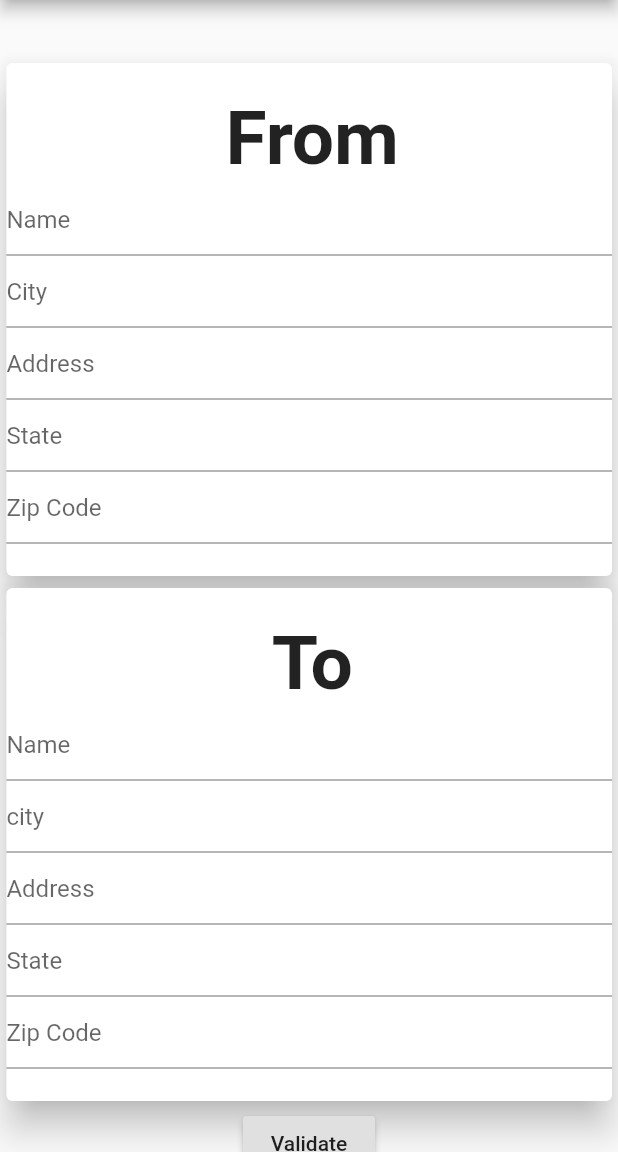
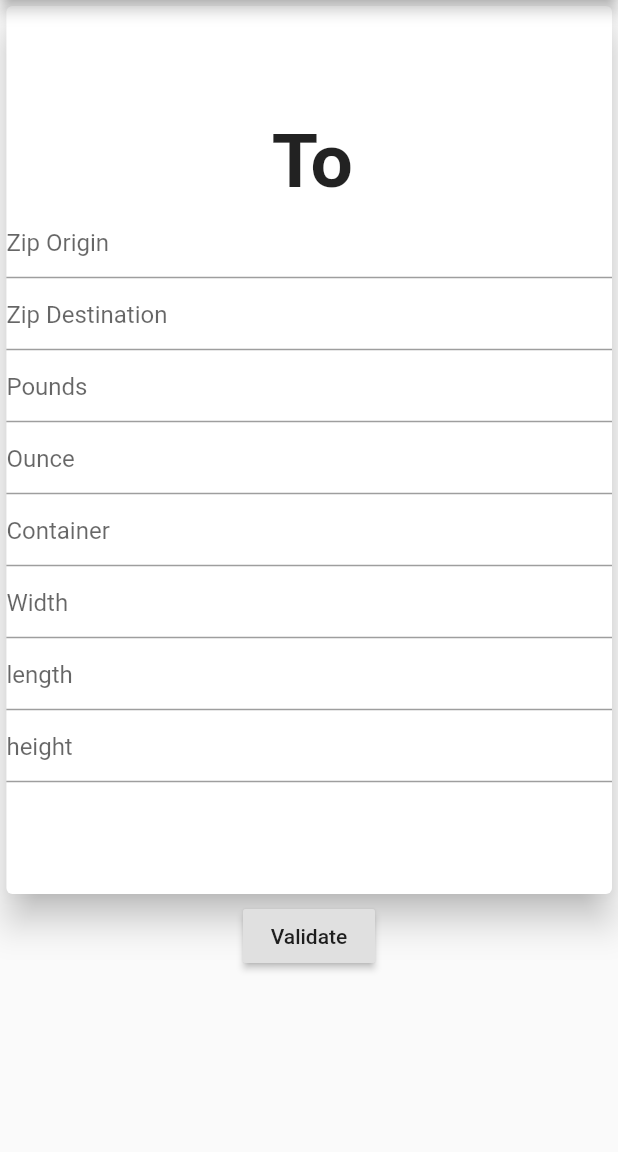
Before and after one commit to bismatariq98/shippingapp, a Flutter app: the screen it shows after launch, on a phone screen of 412 x 824 dp, the part 84-1236 px from its top. Run offline on Flutter 3.47's test engine with Material 2 defaults, Android fonts, the phone set to English and light mode, and no system bars; our stand-ins replace get; missing offline and left inert: xml2json.

Commit message:
calculator data called

```diff
--- /dev/null
+++ b/shipping/lib/Screens/calculator_page.dart
@@ -0,0 +1,210 @@
+import 'package:flutter/material.dart';
+import 'package:get/get.dart';
+import 'package:shipping/Screens/third_screen.dart';
+import 'package:shipping/controller/api_controller.dart';
+
+class CalculatorPage extends StatefulWidget {
+  @override
+  _CalculatorPageState createState() => _CalculatorPageState();
+}
+
+class _CalculatorPageState extends State<CalculatorPage> {
+  TextEditingController zipOrigin = TextEditingController();
+  TextEditingController zipDestination = TextEditingController();
+  TextEditingController pounds = TextEditingController();
+  TextEditingController ounce = TextEditingController();
+  TextEditingController container = TextEditingController();
+  TextEditingController width = TextEditingController();
+  TextEditingController height = TextEditingController();
+  TextEditingController length = TextEditingController();
+  // TextEditingController _address2To = TextEditingController();
+  // TextEditingController _cityTo = TextEditingController();
+  // TextEditingController _zipCodeTo = TextEditingController();
+  // TextEditingController _stateTo = TextEditingController();
+
+  @override
+  Widget build(BuildContext context) {
+    ApiController api = Get.put(ApiController());
+    double widthStep = MediaQuery.of(context).size.width;
+    double heightStep = MediaQuery.of(context).size.height;
+    return Scaffold(
+      appBar: AppBar(
+        title: Text("Form"),
+      ),
+      body: SafeArea(
+        child: SingleChildScrollView(
+          child: Container(
+            width: widthStep,
+            child: Column(
+              mainAxisAlignment: MainAxisAlignment.center,
+              children: [
+                Padding(
+                  padding: EdgeInsets.only(left: heightStep / 3000),
+                  child: Container(
+                    height: 600,
+                    width: 450,
+                    child: Card(
+                      elevation: 10.0,
+                      child: Column(
+                        mainAxisAlignment: MainAxisAlignment.center,
+                        children: [
+                          Padding(
+                            padding: EdgeInsets.only(left: heightStep / 200),
+                            child: Text(
+                              "To",
+                              style: TextStyle(
+                                  fontSize: 50, fontWeight: FontWeight.bold),
+                              textAlign: TextAlign.center,
+                            ),
+                          ),
+                          TextFormField(
+                            decoration: InputDecoration(hintText: "Zip Origin"),
+                            controller: zipOrigin,
+                            validator: (String value) {
+                              if (value.isEmpty) {
+                                return 'Name';
+                              }
+                              return null;
+                            },
+                          ),
+                          // SizedBox(
+                          //   height: 30,
+                          // ),
+                          TextFormField(
+                            decoration:
+                                InputDecoration(hintText: "Zip Destination"),
+                            controller: zipDestination,
+                            validator: (String value) {
+                              if (value.isEmpty) {
+                                return 'City';
+                              }
+                              return null;
+                            },
+                          ),
+                          TextFormField(
+                            decoration: InputDecoration(hintText: "Pounds"),
+                            controller: pounds,
+                            validator: (String value) {
+                              if (value.isEmpty) {
+                                return 'Address';
+                              }
+                              return null;
+                            },
+                          ),
+                          TextFormField(
+                            decoration: InputDecoration(hintText: "Ounce"),
+                            controller: ounce,
+                            validator: (String value) {
+                              if (value.isEmpty) {
+                                return 'Address';
+                              }
+                              return null;
+                            },
+                          ),
+                          TextFormField(
+                            decoration: InputDecoration(hintText: "Container"),
+                            controller: container,
+                            validator: (String value) {
+                              if (value.isEmpty) {
+                                return 'State';
+                              }
+                              return null;
+                            },
+                          ),
+                          TextFormField(
+                            decoration: InputDecoration(hintText: "Width"),
+                            controller: width,
+                            validator: (String value) {
+                              if (value.isEmpty) {
+                                return 'Zip Code';
+                              }
+                              return null;
+                            },
+                          ),
+                          TextFormField(
+                            decoration: InputDecoration(hintText: "length"),
+                            controller: length,
+                            validator: (String value) {
+                              if (value.isEmpty) {
+                                return 'Zip Code';
+                              }
+                              return null;
+                            },
+                          ),
+                          TextFormField(
+                            decoration: InputDecoration(hintText: "height"),
+                            controller: height,
+                            validator: (String value) {
+                              if (value.isEmpty) {
+                                return 'Zip Code';
+                              }
+                              return null;
+                            },
+                          ),
+                        ],
+                      ),
+                    ),
+                  ),
+                ),
+                RaisedButton(
+                  onPressed: () {
+                    //code here
+                    api.getCalculated(
+                        container: container.text,
+                        height: height.text,
+                        length: length.text,
+                        ounce: ounce.text,
+                        pounds: pounds.text,
+                        width: width.text,
+                        zipOrigin: zipOrigin.text,
+                        zipDestination: zipDestination.text);
+                    // .then((value) => diaLog(context, value));
+                  },
+                  child: Text("Validate"),
+                )
+              ],
+            ),
+          ),
+        ),
+      ),
+    );
+  }
+}
+
+diaLog(context, map) {
+  showDialog(
+      context: context,
+      builder: (_) {
+        return AlertDialog(
+          title: Text("Confirm Address"),
+          content: Container(
+            height: 400,
+            child
+                // : map['errorMessage'] != ""
+                //     ? Container(
+                //         child: Text('Message:${map['errorMessage']}'),
+                //       )
+                : Column(
+              children: [
+                for (var data in map['ServiceList']) Text("${data['Price']}")
+                // Text("City:${map['City']}"),
+                // Text("Address:${map['Address']}"),
+                // Text("Address2:${map['Address2']}"),
+                // Text("State:${map['State']}"),
+                // Text("ZipCode5:${map['ZipCode5']}"),
+                // Text("ZipCode4:${map['ZipCode4']}"),
+                // Text("Message:${map['Text']}")
+              ],
+            ),
+          ),
+          actions: [
+            RaisedButton(
+              onPressed: () {
+                Get.back();
+              },
+              child: Text("Confirmed"),
+            ),
+          ],
+        );
+      });
+}
--- a/shipping/lib/main.dart
+++ b/shipping/lib/main.dart
@@ -2,6 +2,8 @@ import 'package:flutter/material.dart';
 import 'package:get/get.dart';
 import 'package:shipping/Screens/FirstScreen.dart';
 import 'package:shipping/Screens/SecondScreen.dart';
+import 'package:shipping/Screens/calculator_page.dart';
+import 'package:shipping/Screens/trackPage.dart';
 
 void main() {
   runApp(MyApp());
@@ -13,7 +15,7 @@ class MyApp extends StatelessWidget {
   Widget build(BuildContext context) {
     return GetMaterialApp(
       // home: FirstScreen(),
-      home: SecondScreen(),
+      home: CalculatorPage(),
     );
   }
 }
```
Also changed, not shown: shipping/lib/Screens/SecondScreen.dart (+66 -8 lines), shipping/lib/Screens/trackPage.dart (added, +113 -0 lines), shipping/lib/controller/api_controller.dart (+118 -11 lines).
